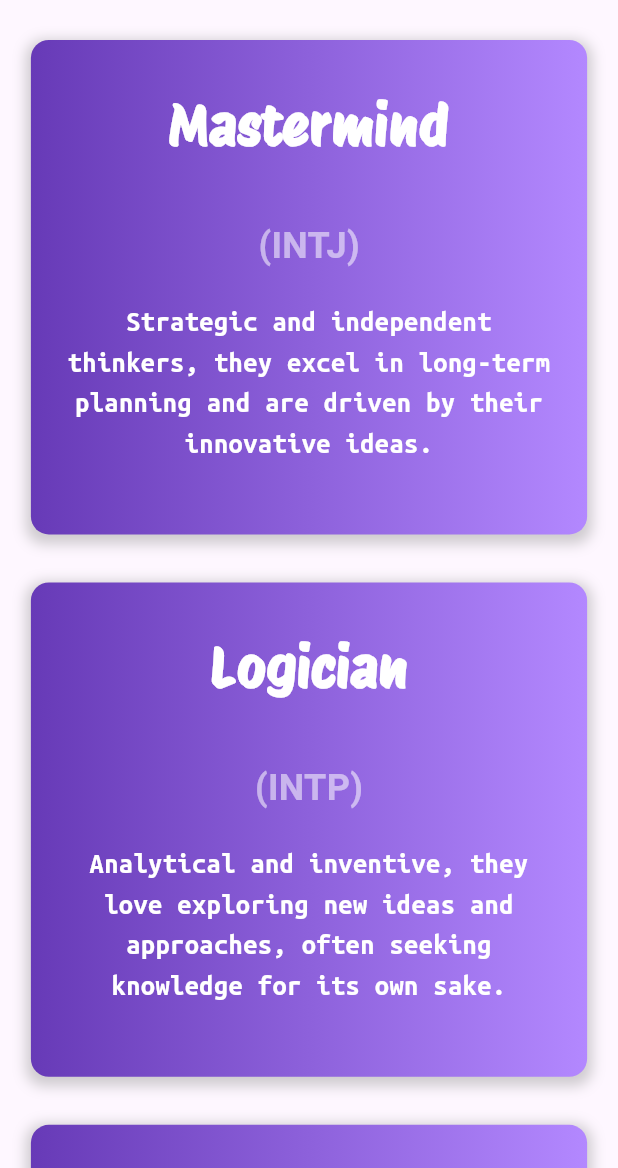
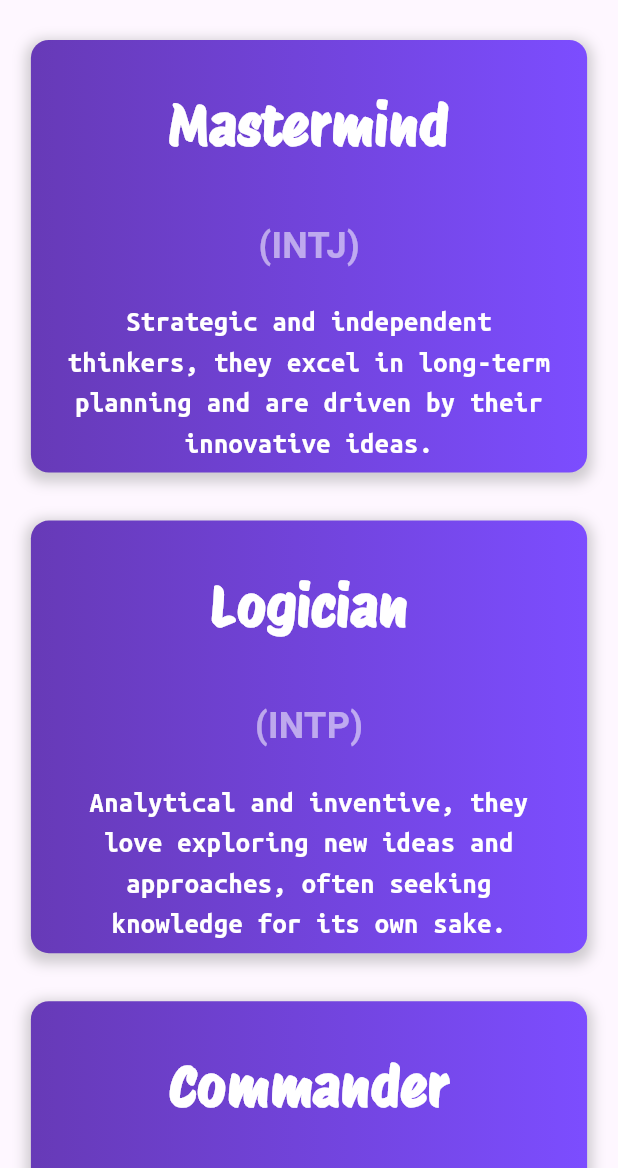
Before and after one commit to softengen/MBTI_Personality_App, a Flutter app: the screen it shows after launch, on a phone screen of 412 x 824 dp, the part 68-1236 px from its top. Run offline on Flutter 3.47's test engine with Material 3 defaults, Android fonts, the phone set to English and light mode, and no system bars; project files that could hold a hidden picture were left out.

Commit message:
update personality_card

```diff
--- a/lib/widgets/personality_card.dart
+++ b/lib/widgets/personality_card.dart
@@ -12,7 +12,7 @@ class personality_card extends StatelessWidget {
     double h = MediaQuery.of(context).size.height;
 
     Color gradientColor1 = Colors.deepPurpleAccent[900] ?? Colors.deepPurple; // Null check
-    Color gradientColor2 = Colors.deepPurpleAccent[100] ?? Colors.deepPurple; // Null check
+    Color gradientColor2 = Colors.deepPurpleAccent[200] ?? Colors.deepPurple; // Null check
 
     return Material(
       child: InkWell(
@@ -37,7 +37,7 @@ class personality_card extends StatelessWidget {
             ),
           ),
           width: w * 0.9,
-          height: h * 0.4,
+          height: h * 0.35,
           child: Column(
             crossAxisAlignment: CrossAxisAlignment.center,
             children: [
```
Also changed, not shown: pubspec.lock.
